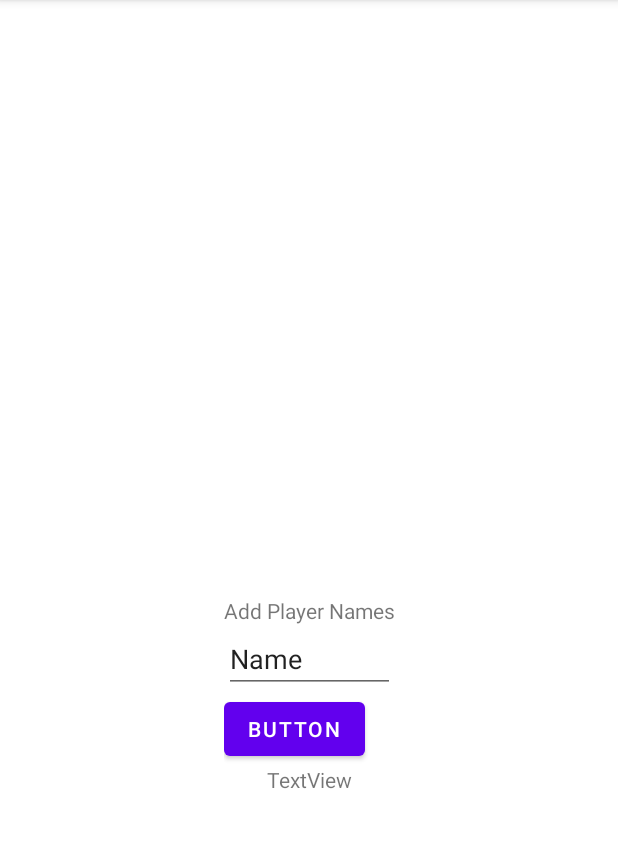
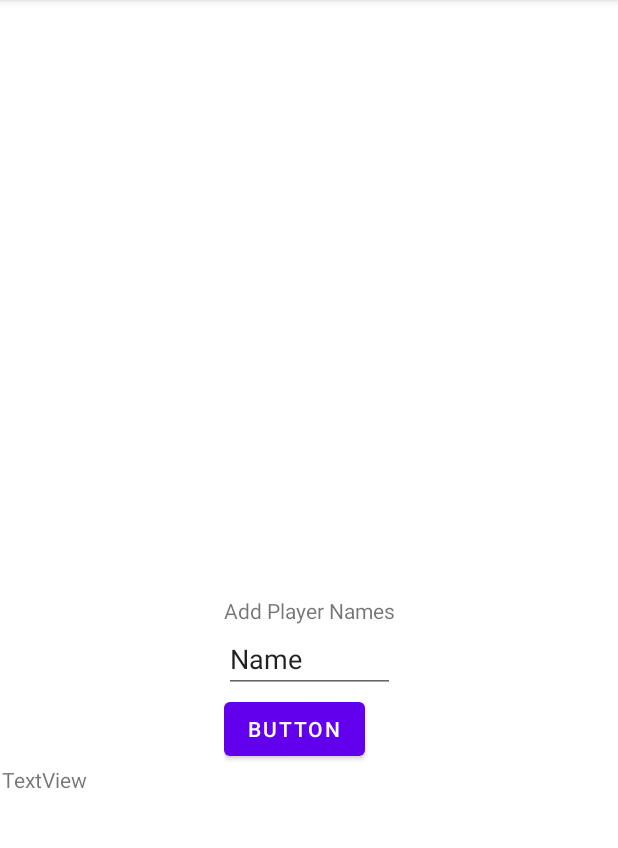
Before and after one commit to DeannaLC/AndroidProject, an Android app: the fragment AddPlayersFragment placed in its activity, on a phone screen of 412 x 824 dp, the part 84-932 px from its top. Run offline under Robolectric (Android 15) with nearby library versions, the phone set to English and light mode, and no system bars.

Commit message:
add players edits

```diff
--- a/app/src/main/res/layout/fragment_add_players.xml
+++ b/app/src/main/res/layout/fragment_add_players.xml
@@ -52,15 +52,35 @@
                 android:text="Button" />
         </LinearLayout>
 
-        <TextView
-            android:id="@+id/showRoleView"
+        <LinearLayout
+            android:id="@+id/roleView"
             android:layout_width="wrap_content"
             android:layout_height="wrap_content"
-            android:text="TextView"
+            android:orientation="vertical"
             app:layout_constraintBottom_toBottomOf="parent"
             app:layout_constraintEnd_toEndOf="parent"
             app:layout_constraintStart_toStartOf="parent"
-            app:layout_constraintTop_toBottomOf="@+id/linearLayout" />
+            app:layout_constraintTop_toBottomOf="@+id/linearLayout">
+
+            <TextView
+                android:id="@+id/showRoleView"
+                android:layout_width="wrap_content"
+                android:layout_height="wrap_content"
+                android:layout_marginEnd="353dp"
+                android:layout_marginRight="353dp"
+                android:layout_marginBottom="0dp"
+                android:text="TextView"
+                app:layout_constraintBottom_toBottomOf="parent"
+                app:layout_constraintEnd_toEndOf="parent"
+                app:layout_constraintStart_toStartOf="parent"
+                app:layout_constraintTop_toTopOf="parent" />
+
+            <Button
+                android:id="@+id/confirmButton"
+                android:layout_width="match_parent"
+                android:layout_height="wrap_content"
+                android:text="Button" />
+        </LinearLayout>
 
     </androidx.constraintlayout.widget.ConstraintLayout>
 
```
Also changed, not shown: app/src/main/java/edu/vassar/cmpu203/high_noon_heist/view/AddPlayersFragment.java (+22 -0 lines).
